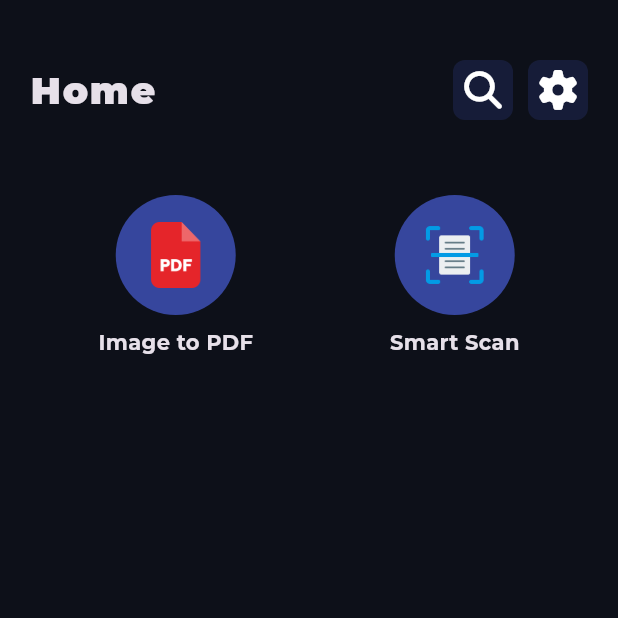
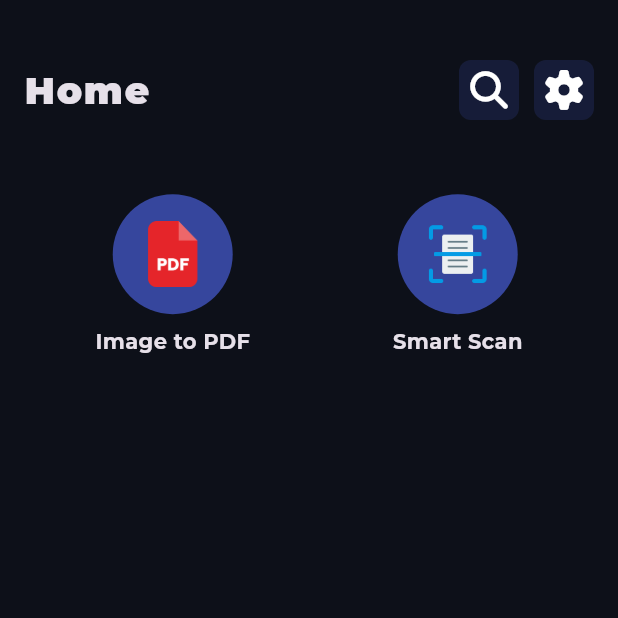
Before and after one commit to AmroKhaled20/Scanify-App, a Flutter app: the screen it shows after launch, on a phone screen of 412 x 824 dp, the top half of it. Run offline on Flutter 3.47's test engine with Material 3 defaults, Android fonts, the phone set to English and light mode, and no system bars; our stand-ins replace font_awesome_flutter, go_router, google_fonts.

Commit message:
add spacing and size extension utilities

```diff
--- /dev/null
+++ b/lib/core/utils/app_spacing.dart
@@ -0,0 +1,8 @@
+class AppSpacing {
+  static const s8 = 8.0;
+  static const s16 = 16.0;
+  static const s24 = 24.0;
+  static const s32 = 32.0;
+  static const s40 = 40.0;
+  static const s48 = 48.0;
+}
--- /dev/null
+++ b/lib/core/utils/size_extensions.dart
@@ -0,0 +1,6 @@
+import 'package:flutter/material.dart';
+
+extension SizeExtensions on BuildContext {
+  double get w => MediaQuery.of(this).size.width;
+  double get h => MediaQuery.of(this).size.height;
+}
--- a/lib/features/home/presentation/widgets/home_view_body.dart
+++ b/lib/features/home/presentation/widgets/home_view_body.dart
@@ -6,11 +6,6 @@ class HomeViewBody extends StatelessWidget {
 
   @override
   Widget build(BuildContext context) {
-    return Scaffold(
-      body: Padding(
-        padding: const EdgeInsets.symmetric(horizontal: 20, vertical: 40),
-        child: Column(children: [UpperSection()]),
-      ),
-    );
+    return Scaffold(body: Column(children: [UpperSection()]));
   }
 }
--- a/lib/features/home/presentation/widgets/upper_section.dart
+++ b/lib/features/home/presentation/widgets/upper_section.dart
@@ -1,4 +1,6 @@
 import 'package:flutter/material.dart';
+import 'package:scanify_pdf/core/utils/app_spacing.dart';
+import 'package:scanify_pdf/core/utils/size_extensions.dart';
 import 'package:scanify_pdf/core/widgets/custom_app_bar.dart';
 import 'package:scanify_pdf/features/home/presentation/widgets/custom_row_buttons.dart';
 
@@ -7,12 +9,18 @@ class UpperSection extends StatelessWidget {
 
   @override
   Widget build(BuildContext context) {
-    return Column(
-      children: [
-        CustomAppBar(title: 'Home'),
-        const SizedBox(height: 50),
-        const CustomRowButtons(),
-      ],
+    return Padding(
+      padding: EdgeInsets.symmetric(
+        horizontal: AppSpacing.s16,
+        vertical: AppSpacing.s40,
+      ),
+      child: Column(
+        children: [
+          CustomAppBar(title: 'Home'),
+          SizedBox(height: context.h * 0.06),
+          const CustomRowButtons(),
+        ],
+      ),
     );
   }
 }
```
